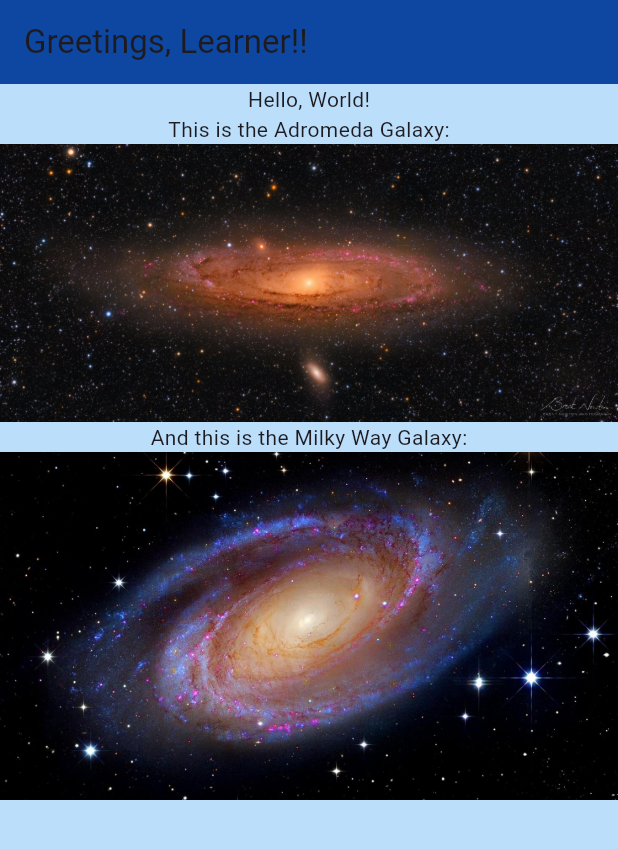
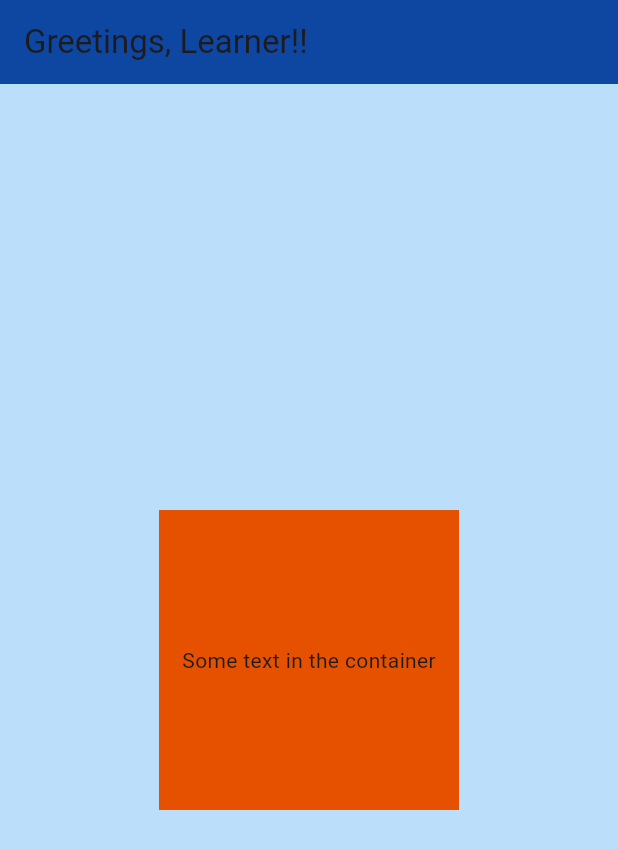
Before and after one commit to the-soban/practice-flutter-app, a Flutter app: the screen it shows after launch, on a phone screen of 412 x 824 dp. Shown: the top 849 px of the screen. Run offline on Flutter 3.47's test engine with Material 3 defaults, Android fonts, the phone set to English and light mode, and no system bars.

Commit message:
learned single child widgets, aka single layout childs

```diff
--- a/lib/main.dart
+++ b/lib/main.dart
@@ -16,23 +16,43 @@ class MyApp extends StatelessWidget {
               title: const Text("Greetings, Learner!!"),
             ),
             backgroundColor: Colors.blue[100],
-            body: const Center(
-              child: Column(
-                children: [
-                  Text('Hello, World!'),
-                  Text('This is the Adromeda Galaxy:'),
-                  Image(
-                    image: AssetImage('assets/andromeda.jpg'),
+            body: Center(
+              child: Center(
+                child: Container(
+                  height: 200,
+                  width: 200,
+                  color: Colors.orange[900],
+                  child: Center(
+                    child: Text(
+                      'Some text in the container',
+                    ),
                   ),
-                  Text('And this is the Milky Way Galaxy:'),
-                  Image(
-                    image: AssetImage('assets/milkyway.jpg'),
-                  ),
-                  //   image: NetworkImage(
-                  //       'https://img-s-msn-com.akamaized.net/tenant/amp/entityid/BB1msIHD.img'),
-                  // ),
-                ],
+                ),
               ),
+              // child: Column(
+              //   children: [
+              //     Text('Hello, World!'),
+              //     Text('This is the Adromeda Galaxy:'),
+              //     Image(
+              //       image: AssetImage('assets/andromeda.jpg'),
+              //     ),
+              //     Text('And this is the Milky Way Galaxy:'),
+              //     Image(
+              //       image: AssetImage('assets/milkyway.jpg'),
+              //     ),
+              //     //   image: NetworkImage(
+              //     //       'https://img-s-msn-com.akamaized.net/tenant/amp/entityid/BB1msIHD.img'),
+              //     // ),
+              //   ],
+              // ),
             )));
   }
 }
+
+
+
+/*
+NOTES:
+There are two types of widgets...Single child widgets/single layout child (e.g; Center, Container) these accept only one child and Multiple child widgets/Multi layout child (e.g; Column) these accept multiple children.
+
+*/
```
